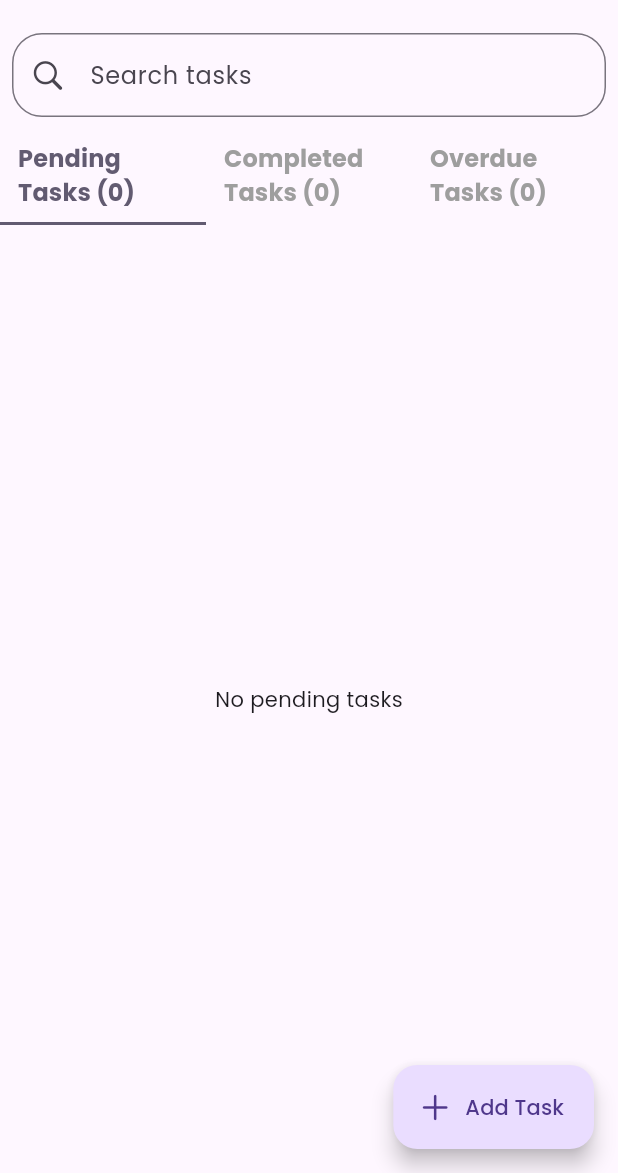
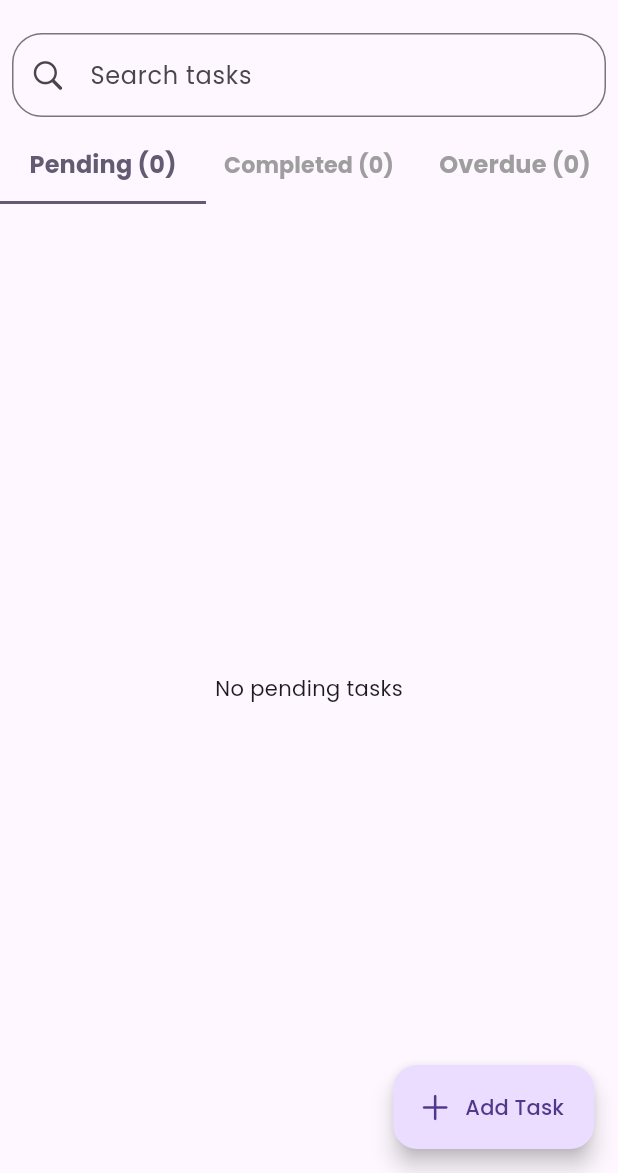
Before and after one commit to dcaayushd/CODSOFT_TODOList_App, a Flutter app: the screen it shows after launch, on a phone screen of 412 x 824 dp, the part 63-1236 px from its top. Run offline on Flutter 3.47's test engine with Material 3 defaults, Android fonts, the phone set to English and light mode, and no system bars; our stand-ins replace flutter_local_notifications, google_fonts, shared_preferences, timezone.

Commit message:
Task List Screen Modified

```diff
--- a/lib/screens/task_list_screen.dart
+++ b/lib/screens/task_list_screen.dart
@@ -97,65 +97,17 @@ class _TaskListScreenState extends State<TaskListScreen> {
                 valueListenable: _currentPageNotifier,
                 builder: (context, currentPage, child) {
                   return Row(
-                    mainAxisAlignment: MainAxisAlignment.spaceAround,
                     children: [
-                      Expanded(
-                        child: TextButton(
-                          onPressed: () {
-                            _pageController.animateToPage(0,
-                                duration: Duration(milliseconds: 300),
-                                curve: Curves.easeInOut);
-                          },
-                          child: Text(
-                            'Pending Tasks (${categorizedTasks['pending']!.length})',
-                            style: TextStyle(
-                              fontSize: 16,
-                              fontWeight: FontWeight.bold,
-                              color: currentPage == 0
-                                  ? Theme.of(context).colorScheme.secondary
-                                  : Colors.grey,
-                            ),
-                          ),
-                        ),
-                      ),
-                      Expanded(
-                        child: TextButton(
-                          onPressed: () {
-                            _pageController.animateToPage(1,
-                                duration: Duration(milliseconds: 300),
-                                curve: Curves.easeInOut);
-                          },
-                          child: Text(
-                            'Completed Tasks (${categorizedTasks['completed']!.length})',
-                            style: TextStyle(
-                              fontSize: 16,
-                              fontWeight: FontWeight.bold,
-                              color: currentPage == 1
-                                  ? Theme.of(context).colorScheme.secondary
-                                  : Colors.grey,
-                            ),
-                          ),
-                        ),
-                      ),
-                      Expanded(
-                        child: TextButton(
-                          onPressed: () {
-                            _pageController.animateToPage(2,
-                                duration: Duration(milliseconds: 300),
-                                curve: Curves.easeInOut);
-                          },
-                          child: Text(
-                            'Overdue Tasks (${categorizedTasks['overdue']!.length})',
-                            style: TextStyle(
-                              fontSize: 16,
-                              fontWeight: FontWeight.bold,
-                              color: currentPage == 2
-                                  ? Theme.of(context).colorScheme.secondary
-                                  : Colors.grey,
-                            ),
-                          ),
-                        ),
-                      ),
+                      _buildCategoryButton(context, 'Pending',
+                          categorizedTasks['pending']!.length, 0, currentPage),
+                      _buildCategoryButton(
+                          context,
+                          'Completed',
+                          categorizedTasks['completed']!.length,
+                          1,
+                          currentPage),
+                      _buildCategoryButton(context, 'Overdue',
+                          categorizedTasks['overdue']!.length, 2, currentPage),
                     ],
                   );
                 },
@@ -205,7 +157,8 @@ class _TaskListScreenState extends State<TaskListScreen> {
                   children: [
                     _buildTaskList(categorizedTasks['pending']!, false),
                     _buildTaskList(categorizedTasks['completed']!, true),
-                    _buildTaskList(categorizedTasks['overdue']!, false, isOverdue: true),
+                    _buildTaskList(categorizedTasks['overdue']!, false,
+                        isOverdue: true),
                   ],
                 ),
               ),
@@ -237,7 +190,48 @@ class _TaskListScreenState extends State<TaskListScreen> {
     );
   }
 
-  Widget _buildTaskList(List<Task> tasks, bool showCompleted, {bool isOverdue = false}) {
+  Widget _buildCategoryButton(BuildContext context, String title, int count,
+      int page, int currentPage) {
+    return Expanded(
+      child: TextButton(
+        onPressed: () {
+          _pageController.animateToPage(page,
+              duration: Duration(milliseconds: 300), curve: Curves.easeInOut);
+        },
+        child: FittedBox(
+          fit: BoxFit.scaleDown,
+          child: Row(
+            mainAxisAlignment: MainAxisAlignment.center,
+            children: [
+              Text(
+                '$title ',
+                style: TextStyle(
+                  fontSize: 16,
+                  fontWeight: FontWeight.bold,
+                  color: currentPage == page
+                      ? Theme.of(context).colorScheme.secondary
+                      : Colors.grey,
+                ),
+              ),
+              Text(
+                '($count)',
+                style: TextStyle(
+                  fontSize: 16,
+                  fontWeight: FontWeight.bold,
+                  color: currentPage == page
+                      ? Theme.of(context).colorScheme.secondary
+                      : Colors.grey,
+                ),
+              ),
+            ],
+          ),
+        ),
+      ),
+    );
+  }
+
+  Widget _buildTaskList(List<Task> tasks, bool showCompleted,
+      {bool isOverdue = false}) {
     if (tasks.isEmpty) {
       return Center(
         child: Text(
@@ -275,7 +269,8 @@ class _TaskListScreenState extends State<TaskListScreen> {
             return result == true;
           },
           onDismissed: (direction) {
-            Provider.of<TaskProvider>(context, listen: false).deleteTask(task.id);
+            Provider.of<TaskProvider>(context, listen: false)
+                .deleteTask(task.id);
           },
           child: AnimatedContainer(
             duration: Duration(seconds: 1),
```
